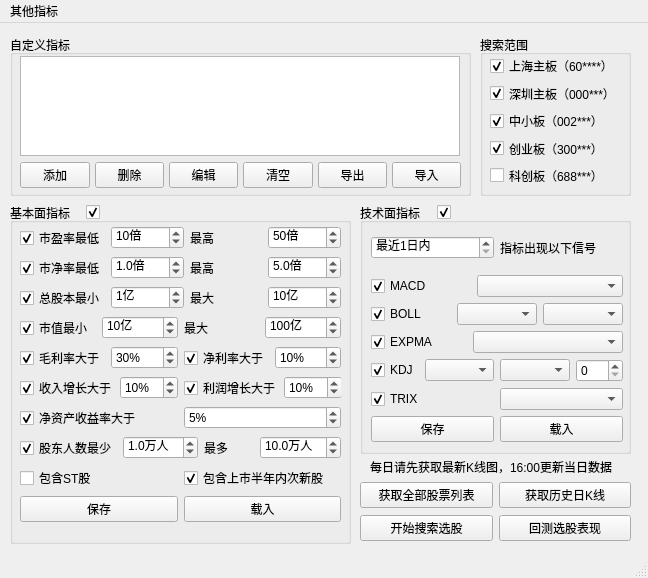
Before: the Qt Designer form QtDesign/StockFinder.ui in victor647/QuantumStockTrade, drawn with Qt 5.
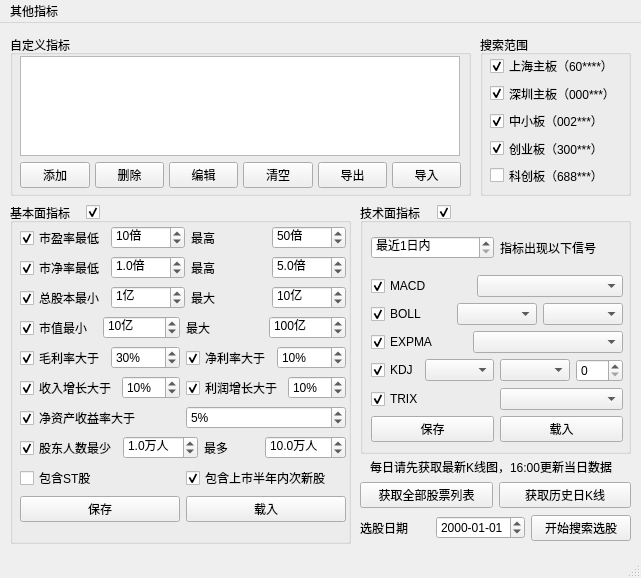
After: the same form once the commit is applied.

Commit message: 增加历史日期选股功能

```diff
--- a/QtDesign/StockFinder.ui
+++ b/QtDesign/StockFinder.ui
@@ -6,7 +6,7 @@
    <rect>
     <x>0</x>
     <y>0</y>
-    <width>648</width>
+    <width>641</width>
     <height>578</height>
    </rect>
   </property>
@@ -255,7 +255,7 @@
       <rect>
        <x>10</x>
        <y>23</y>
-       <width>321</width>
+       <width>326</width>
        <height>306</height>
       </rect>
      </property>
@@ -1209,7 +1209,7 @@
      <string>每日请先获取最新K线图，16:00更新当日数据</string>
     </property>
    </widget>
-   <widget class="QWidget" name="">
+   <widget class="QWidget" name="layoutWidget">
     <property name="geometry">
      <rect>
       <x>360</x>
@@ -1251,8 +1251,39 @@
      </item>
      <item>
       <layout class="QHBoxLayout" name="horizontalLayout_20">
+       <item>
+        <widget class="QLabel" name="lblSearchDate">
+         <property name="font">
+          <font>
+           <family>Microsoft YaHei UI</family>
+           <pointsize>9</pointsize>
+          </font>
+         </property>
+         <property name="text">
+          <string>选股日期</string>
+         </property>
+        </widget>
+       </item>
+       <item>
+        <widget class="QDateEdit" name="dteSearchDate">
+         <property name="font">
+          <font>
+           <family>Microsoft YaHei UI</family>
+          </font>
+         </property>
+         <property name="displayFormat">
+          <string>yyyy-MM-dd</string>
+         </property>
+        </widget>
+       </item>
        <item>
         <widget class="QPushButton" name="btnStartSearch">
+         <property name="minimumSize">
+          <size>
+           <width>100</width>
+           <height>0</height>
+          </size>
+         </property>
          <property name="font">
           <font>
            <family>Microsoft YaHei UI</family>
@@ -1264,19 +1295,6 @@
          </property>
         </widget>
        </item>
-       <item>
-        <widget class="QPushButton" name="btnHistoryPerformance">
-         <property name="font">
-          <font>
-           <family>Microsoft YaHei UI</family>
-           <pointsize>9</pointsize>
-          </font>
-         </property>
-         <property name="text">
-          <string>回测选股表现</string>
-         </property>
-        </widget>
-       </item>
       </layout>
      </item>
     </layout>
@@ -1287,8 +1305,8 @@
     <rect>
      <x>0</x>
      <y>0</y>
-     <width>648</width>
-     <height>23</height>
+     <width>641</width>
+     <height>22</height>
     </rect>
    </property>
    <widget class="QMenu" name="mnuOtherCriterias">
```
Left out of the diff: 124 changed lines with no effect on the pictures. The commit also changes 14 other files.
